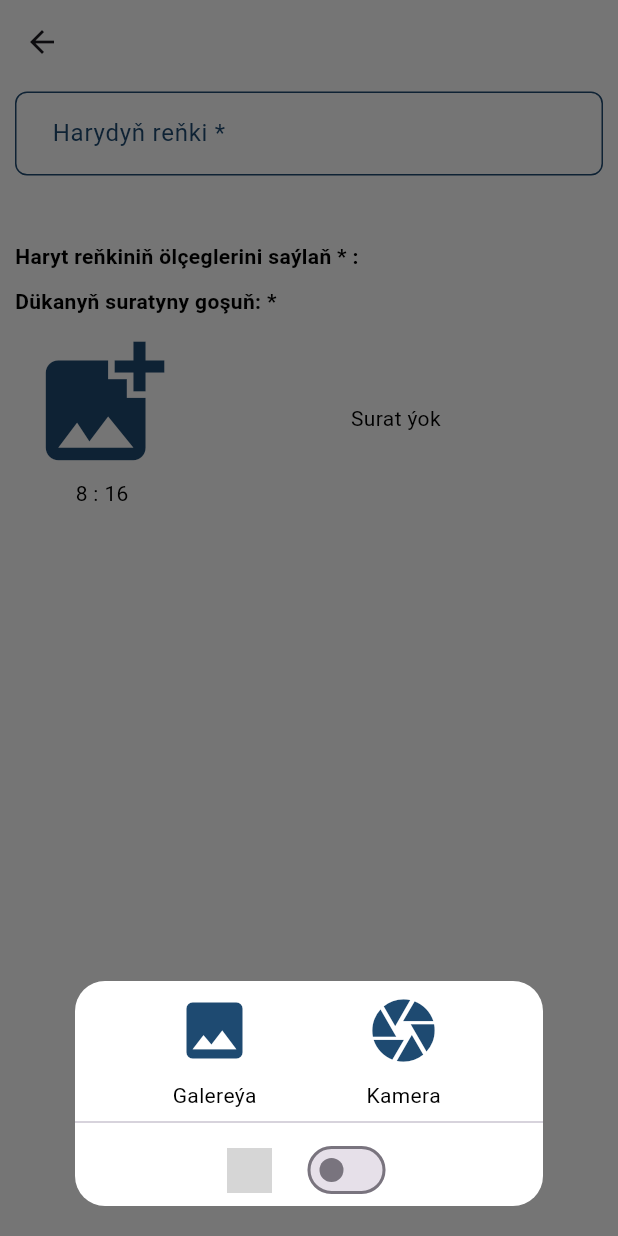
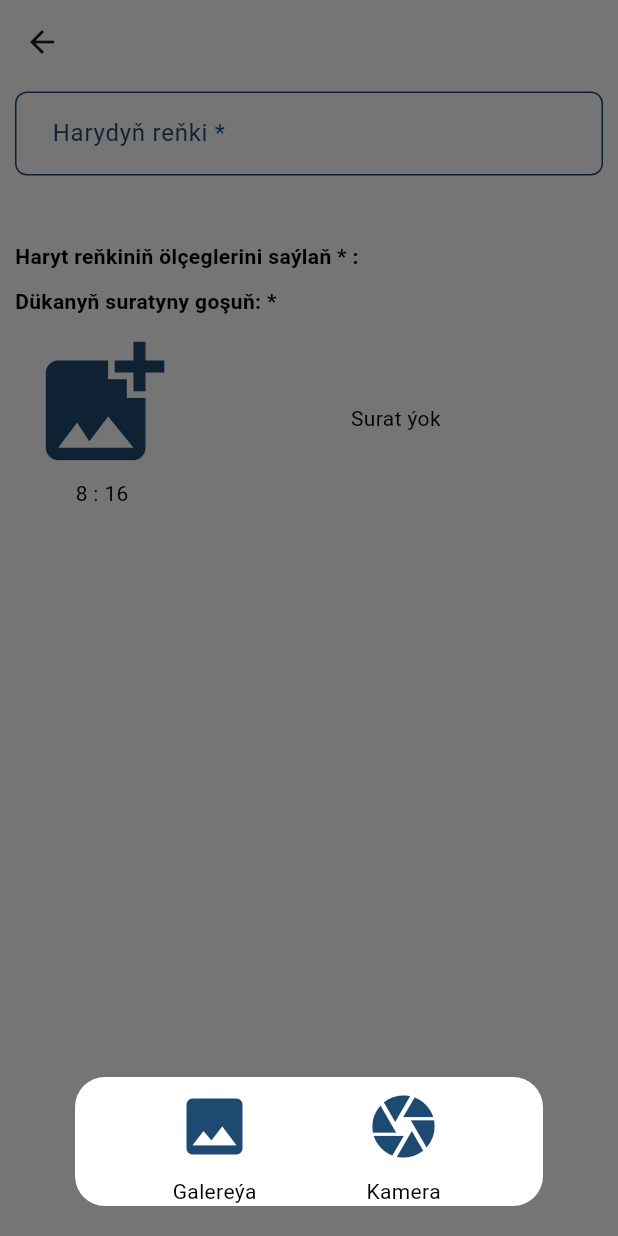
Before and after one commit to abbgo/skar_admin, a Flutter app: the AddProductColorPage screen opened directly, after a tap on "8 : 16", on a phone screen of 412 x 824 dp. Run offline on Flutter 3.47's test engine with Material 3 defaults, Android fonts, the phone set to English and light mode, and no system bars; our stand-ins replace cached_network_image, connectivity_plus, equatable, file_picker, flutter_dotenv, flutter_riverpod and 6 more; missing offline and left inert: shared_preferences_riverpod; accounts and stored records are empty; generated files the repository leaves out were written again; Roboto replaces fonts that are missing (HeyWowRegular); grey boxes are pictures that could not be loaded.

Commit message:
fix: update SelectImageBottomSheet part widget

```diff
--- a/lib/helpers/methods/pages/add_shop.dart
+++ b/lib/helpers/methods/pages/add_shop.dart
@@ -6,7 +6,6 @@ showSelectedImageSheet(
   String imageType,
   double ratioX,
   double ratioY,
-  bool showRmBack,
 ) {
   showModalBottomSheet(
     backgroundColor: Colors.transparent,
@@ -15,7 +14,6 @@ showSelectedImageSheet(
       imageType: imageType,
       ratioX: ratioX,
       ratioY: ratioY,
-      showRmBack: showRmBack,
     ),
   );
 }
--- a/lib/pages/add_or_update_shop/parts/shop_image_input.dart
+++ b/lib/pages/add_or_update_shop/parts/shop_image_input.dart
@@ -33,8 +33,7 @@ class ShopImageInput extends ConsumerWidget {
             mainAxisAlignment: MainAxisAlignment.spaceEvenly,
             children: [
               IconButton(
-                onPressed: () =>
-                    showSelectedImageSheet(context, 'shop', 3, 2, false),
+                onPressed: () => showSelectedImageSheet(context, 'shop', 3, 2),
                 icon: const Column(
                   children: [
                     Icon(Icons.add_photo_alternate, size: 100),
--- a/lib/pages/add_product_color/parts/product_color_images_input.dart
+++ b/lib/pages/add_product_color/parts/product_color_images_input.dart
@@ -24,7 +24,7 @@ class ProductColorImagesInput extends StatelessWidget {
             children: [
               IconButton(
                 onPressed: () =>
-                    showSelectedImageSheet(context, 'product', 8, 16, true),
+                    showSelectedImageSheet(context, 'product', 8, 16),
                 icon: const Column(
                   children: [
                     Icon(Icons.add_photo_alternate, size: 100),
--- a/lib/pages/parts/select_image_bottom_sheet.dart
+++ b/lib/pages/parts/select_image_bottom_sheet.dart
@@ -2,8 +2,6 @@ import 'package:flutter/material.dart';
 import 'package:flutter_riverpod/flutter_riverpod.dart';
 import 'package:flutter_gen/gen_l10n/app_localizations.dart';
 import 'package:skar_admin/helpers/functions/file_upload.dart';
-import 'package:skar_admin/providers/parts/file_upload.dart';
-import 'package:skar_admin/styles/colors.dart';
 
 class SelectImageBottomSheet extends StatelessWidget {
   const SelectImageBottomSheet({
@@ -11,13 +9,11 @@ class SelectImageBottomSheet extends StatelessWidget {
     required this.imageType,
     required this.ratioX,
     required this.ratioY,
-    required this.showRmBack,
   });
 
   final String imageType;
   final double ratioX;
   final double ratioY;
-  final bool showRmBack;
 
   @override
   Widget build(BuildContext context) {
@@ -64,35 +60,6 @@ class SelectImageBottomSheet extends StatelessWidget {
               );
             },
           ),
-          showRmBack ? const Divider() : const SizedBox(),
-          showRmBack
-              ? Row(
-                  mainAxisAlignment: MainAxisAlignment.center,
-                  children: [
-                    Image.asset(
-                      'assets/icons/remove_background.png',
-                      height: 30,
-                      width: 30,
-                      color: elevatedButtonColor,
-                    ),
-                    const SizedBox(width: 20),
-                    Consumer(
-                      builder: (context, ref, child) {
-                        var isRemoveBackground =
-                            ref.watch(removeBackgroundProvider);
-
-                        return Switch.adaptive(
-                          activeColor: elevatedButtonColor,
-                          value: isRemoveBackground,
-                          onChanged: (value) => ref
-                              .read(removeBackgroundProvider.notifier)
-                              .state = value,
-                        );
-                      },
-                    ),
-                  ],
-                )
-              : const SizedBox(),
         ],
       ),
     );
```
